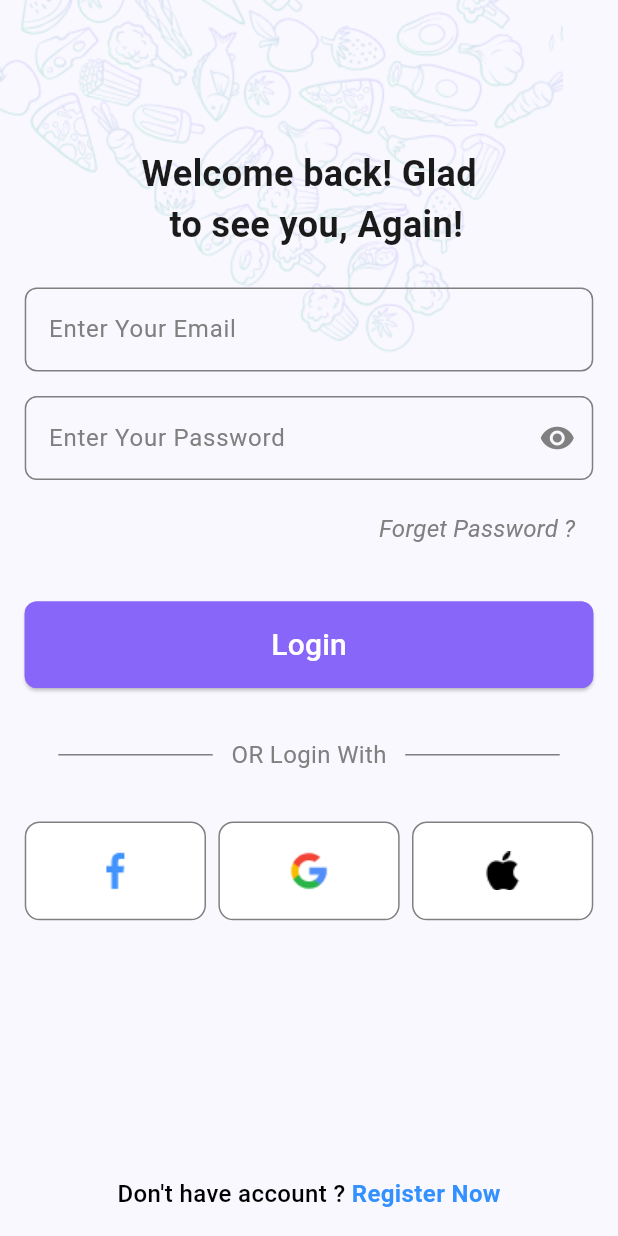
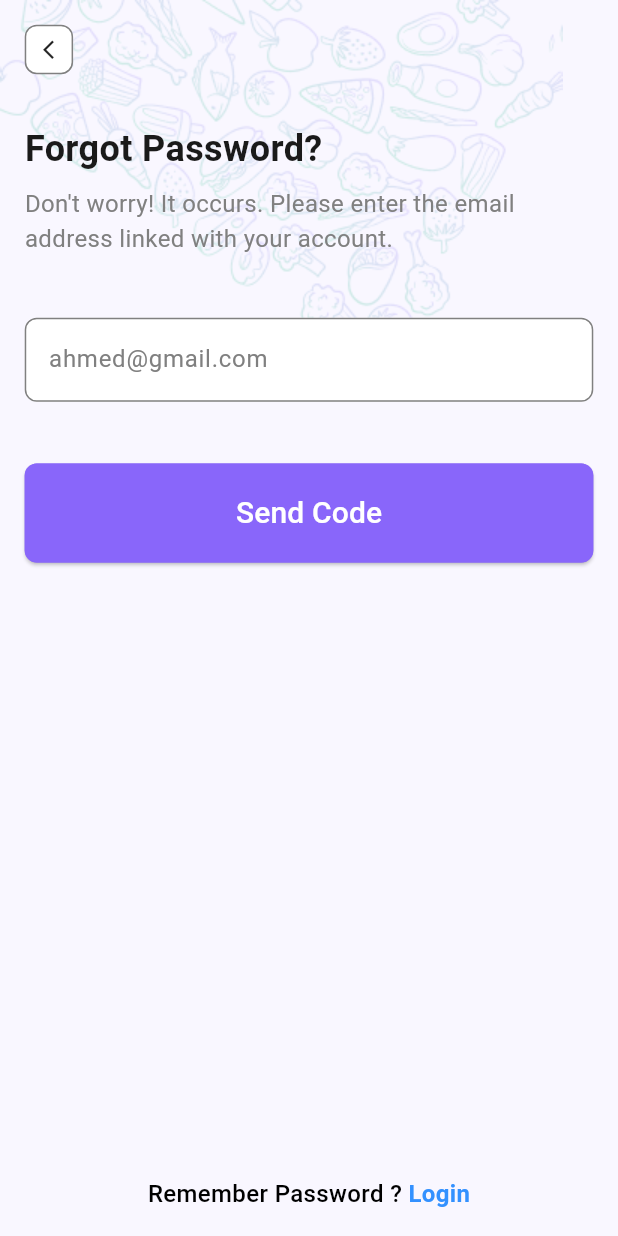
Before and after one commit to nadamansoor/Eat2Beat, a Flutter app: the screen it shows after launch, after a tap on "Forget Password ?", on a phone screen of 412 x 824 dp. Run offline on Flutter 3.47's test engine with Material 3 defaults, Android fonts, the phone set to English and light mode, and no system bars.

Commit message:
+ create forget password screen ui + create otp ver screen ui + create new pass screen ui + create pass changed screen ui

```diff
--- a/lib/main.dart
+++ b/lib/main.dart
@@ -1,3 +1,7 @@
+import 'package:eat2beat/screens/forget/change_password_screen.dart';
+import 'package:eat2beat/screens/forget/forget_pass_screen.dart';
+import 'package:eat2beat/screens/forget/new_password_screen.dart';
+import 'package:eat2beat/screens/forget/otp_screen.dart';
 import 'package:eat2beat/screens/login/login_screen.dart';
 import 'package:eat2beat/screens/register/register_screen.dart';
 import 'package:eat2beat/utils/app_routes.dart';
@@ -19,6 +23,10 @@ class MyApp extends StatelessWidget {
       routes: {
         AppRoutes.loginRouteName: (_) => LoginScreen(),
         AppRoutes.registerRouteName: (_) => RegisterScreen(),
+        AppRoutes.forgetRouteName: (_) => ForgetPassScreen(),
+        AppRoutes.otpRouteName: (_) => OtpScreen(),
+        AppRoutes.newPassRouteName: (_) => NewPasswordScreen(),
+        AppRoutes.changePassRouteName: (_) => ChangePasswordScreen(),
       },
     );
   }
--- /dev/null
+++ b/lib/screens/forget/forget_pass_screen.dart
@@ -0,0 +1,93 @@
+import 'package:eat2beat/utils/app_colors.dart';
+import 'package:eat2beat/utils/app_styles.dart';
+import 'package:eat2beat/widgets/custom_button.dart';
+import 'package:eat2beat/widgets/custom_text_field.dart';
+import 'package:eat2beat/widgets/leading_widget.dart';
+import 'package:flutter/material.dart';
+import '../../utils/app_images.dart';
+import '../../utils/app_routes.dart';
+
+class ForgetPassScreen extends StatelessWidget {
+  ForgetPassScreen({super.key});
+  final formKey = GlobalKey<FormState>();
+  TextEditingController emailController = TextEditingController(text: "ahmed@gmail.com");
+
+  @override
+  Widget build(BuildContext context) {
+    double screenWidth = MediaQuery.of(context).size.width;
+    double screenHeight = MediaQuery.of(context).size.height;
+    return SafeArea(
+      child: Scaffold(
+        extendBodyBehindAppBar: true,
+        backgroundColor: AppColors.light,
+        body: Form(
+          key: formKey,
+          child: Stack(
+            children: [
+              Image.asset(AppImages.pattern),
+              Padding(
+                padding: EdgeInsets.symmetric(
+                    horizontal: screenWidth * 0.04,
+                    vertical: screenHeight*0.02
+                ),
+                child: Column(
+                  crossAxisAlignment: CrossAxisAlignment.start,
+                  children: [
+                    LeadingWidget(),
+                    SizedBox(height: screenHeight*0.04,),
+                    Text("Forgot Password?",style: AppStyles.black24Bold,),
+                    SizedBox(height: screenHeight*0.01,),
+                    Text("Don't worry! It occurs. Please enter the email address linked with your account.",
+                      style: AppStyles.grey16w400,),
+                    SizedBox(height: screenHeight*0.05,),
+                    CustomTextFormField(hintText: "Enter Your Email",
+                        controller: emailController,
+                        validator: (value){
+                          if(value == null || value.trim().isEmpty){
+                            return "Email Required";
+                          }
+                          String pattern = r'^[^@]+@[^@]+\.[^@]+';
+                          if (!RegExp(pattern).hasMatch(value)) {
+                            return "Invalid email";
+                          }
+                          return null;
+                        },
+                    ),
+                    SizedBox(height: screenHeight*0.05,),
+                    CustomButton(text: "Send Code",
+                        onPressed: (){
+                           if(formKey.currentState!.validate()){
+                             Navigator.pushNamed(context, AppRoutes.otpRouteName);
+                           }
+                        }
+                    ),
+                    Spacer(),
+                    Row(
+                      mainAxisAlignment: MainAxisAlignment.center,
+                      children: [
+                        Text("Remember Password ?", style: AppStyles.black16w500),
+                        SizedBox(width: screenWidth * 0.01),
+
+                        InkWell(
+                          onTap: () {
+                            Navigator.of(context).pushReplacementNamed(AppRoutes.loginRouteName);
+                          },
+                          child: Text(
+                            "Login",
+                            style: AppStyles.blue16w500.copyWith(
+                              fontWeight: FontWeight.bold,
+                            ),
+                          ),
+                        ),
+                      ],
+                    ),
+                  ],
+                ),
+              )
+            ],
+          ),
+        ),
+      ),
+    );
+  }
+}
--- a/lib/screens/login/login_screen.dart
+++ b/lib/screens/login/login_screen.dart
@@ -9,6 +9,7 @@ import 'package:flutter/material.dart';
 
 class LoginScreen extends StatelessWidget {
    LoginScreen({super.key});
+   final formKey = GlobalKey<FormState>();
   TextEditingController emailController = TextEditingController();
   TextEditingController passwordController = TextEditingController();
 
@@ -19,7 +20,9 @@ class LoginScreen extends StatelessWidget {
     return SafeArea(
       child: Scaffold(
         backgroundColor: AppColors.light,
-        body: Stack(
+        body: Form(
+          key: formKey,
+          child: Stack(
             children: [
               Image.asset(AppImages.pattern),
               SizedBox(height: screenHeight*0.0,),
@@ -28,8 +31,9 @@ class LoginScreen extends StatelessWidget {
                     horizontal: screenWidth * 0.04,
                     vertical: screenHeight*0.02
                 ),
+                child: SingleChildScrollView(
                   child: Column(
-                crossAxisAlignment: CrossAxisAlignment.stretch,
+                    //crossAxisAlignment: CrossAxisAlignment.start,
                     children: [
                       SizedBox(height: screenHeight*0.1,),
                       Center(
@@ -41,7 +45,17 @@ class LoginScreen extends StatelessWidget {
                       CustomTextFormField(
                           hintText: "Enter Your Email",
                           keyBoardType: TextInputType.emailAddress,
-                      controller: emailController
+                          controller: emailController,
+                          validator: (value){
+                            if (value == null || value.trim().isEmpty) {
+                              return "Email required";
+                            }
+                            String pattern = r'^[^@]+@[^@]+\.[^@]+';
+                            if (!RegExp(pattern).hasMatch(value)) {
+                              return "Invalid email";
+                            }
+                            return null;
+                          },
                       ),
                       SizedBox(height: screenHeight*0.02,),
                       CustomTextFormField(
@@ -49,13 +63,24 @@ class LoginScreen extends StatelessWidget {
                           controller: passwordController,
                           obscureText: true,
                           suffixIcon: Icon(Icons.remove_red_eye),
+                          validator: (value) {
+                            if (value == null || value.trim().isEmpty) {
+                              return "Password required";
+                            }
+                            if (value.length < 6) {
+                              return "Password must be at least 6 characters";
+                            }
+                            return null;
+                          },
                       ),
                       SizedBox(height: screenHeight*0.01,),
                       Row(
                         mainAxisAlignment: MainAxisAlignment.end,
                         children: [
                           TextButton(
-                        onPressed: () {},
+                            onPressed: () {
+                              Navigator.pushNamed(context, AppRoutes.forgetRouteName);
+                            },
                             child: Text(
                               "Forget Password ?",
                               style: AppStyles.grey16w400.copyWith(
@@ -68,7 +93,14 @@ class LoginScreen extends StatelessWidget {
                         ],
                       ),
                       SizedBox(height: screenHeight*0.03,),
-                  CustomButton(text: "Login", onPressed: (){}),
+                      CustomButton(
+                          text: "Login",
+                          onPressed: (){
+                            if(formKey.currentState!.validate()){
+                              print("login successfully");
+                            }
+                          }
+                      ),
                       SizedBox(height: screenHeight*0.04,),
                       Row(
                         mainAxisAlignment: MainAxisAlignment.center,
@@ -104,7 +136,7 @@ class LoginScreen extends StatelessWidget {
                           ),
                         ],
                       ),
-                  Spacer(),
+                      SizedBox(height: screenHeight*0.13,),
                       Row(
                         mainAxisAlignment: MainAxisAlignment.center,
                         children: [
@@ -126,8 +158,10 @@ class LoginScreen extends StatelessWidget {
                       ),
                     ],
                   ),
+                ),
               )
             ],
+          ),
         ),
       ),
     );
--- a/lib/utils/app_colors.dart
+++ b/lib/utils/app_colors.dart
@@ -3,7 +3,7 @@ import 'package:flutter/material.dart';
 class AppColors {
 
   static const Color purple = Color(0xff8966FA);
-  static const Color light = Color(0xe6f9f7ff);
+  static const Color light = Color(0xfff9f7ff);
   static const Color black = Color(0xff1A1A1A);
   static const Color blue = Color(0xff3391FF);
   static const Color grey = Color(0xff808080);
--- a/lib/utils/app_routes.dart
+++ b/lib/utils/app_routes.dart
@@ -1,7 +1,10 @@
-import 'package:flutter/material.dart';
 
 class AppRoutes {
 
   static const loginRouteName = "login";
   static const registerRouteName = "register";
+  static const forgetRouteName = "forget";
+  static const otpRouteName = "otp";
+  static const newPassRouteName = "new_pass";
+  static const changePassRouteName = "changed";
 }
--- a/lib/widgets/custom_button.dart
+++ b/lib/widgets/custom_button.dart
@@ -36,7 +36,7 @@ class CustomButton extends StatelessWidget {
 
         style: ElevatedButton.styleFrom(
           backgroundColor: backgroundColor,
-          fixedSize: Size(double.infinity, screenHeight*0.07,),
+          fixedSize: Size(screenWidth, screenHeight*0.08,),
 
           shape: RoundedRectangleBorder(
               borderRadius: BorderRadius.circular(8),
--- a/lib/widgets/custom_text_field.dart
+++ b/lib/widgets/custom_text_field.dart
@@ -31,8 +31,6 @@ class CustomTextFormField extends StatelessWidget {
 
   @override
   Widget build(BuildContext context) {
-    var screenHeight = MediaQuery.of(context).size.height;
-    var screenWidth = MediaQuery.of(context).size.width;
     return TextFormField(
       decoration: InputDecoration(
         enabledBorder: builtOutlineBorder(borderSideColor),
@@ -45,6 +43,8 @@ class CustomTextFormField extends StatelessWidget {
         suffixIconColor: borderSideColor,
         hintText: hintText,
         hintStyle: hintStyle,
+        fillColor: Colors.white,
+        filled: true
       ),
       style: hintStyle,
       cursorColor: borderSideColor,
--- /dev/null
+++ b/lib/widgets/leading_widget.dart
@@ -0,0 +1,33 @@
+import 'package:flutter/material.dart';
+
+import '../utils/app_colors.dart';
+
+class LeadingWidget extends StatelessWidget {
+  const LeadingWidget({super.key});
+
+  @override
+  Widget build(BuildContext context) {
+    double screenWidth = MediaQuery.of(context).size.width;
+    double screenHeight = MediaQuery.of(context).size.height;
+    return InkWell(
+      child: Container(
+        height: screenHeight*0.04,
+        padding: EdgeInsets.only(
+            left: screenWidth*0.027,
+            right: screenWidth*0.01
+        ),
+        decoration: BoxDecoration(
+            color: Colors.white,
+            borderRadius: BorderRadius.circular(8),
+            border: Border.all(
+                color: AppColors.grey
+            )
+        ),
+        child: Icon(Icons.arrow_back_ios ,size: 15,),
+      ),
+      onTap: (){
+        Navigator.pop(context);
+      },
+    );
+  }
+}
```
Also changed, not shown: lib/screens/forget/change_password_screen.dart (added, +54 -0 lines), lib/screens/forget/new_password_screen.dart (added, +96 -0 lines), lib/screens/forget/otp_screen.dart (added, +84 -0 lines), lib/screens/register/register_screen.dart (+61 -7 lines), lib/widgets/otp_text_field.dart (added, +35 -0 lines). Lines whose indentation alone changed are shown as unchanged.
